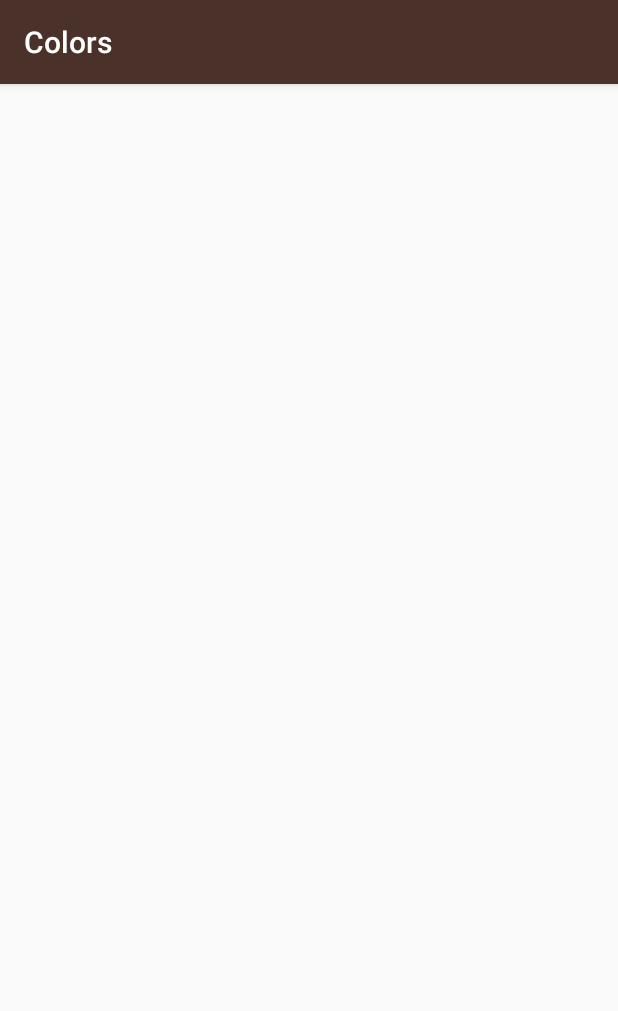
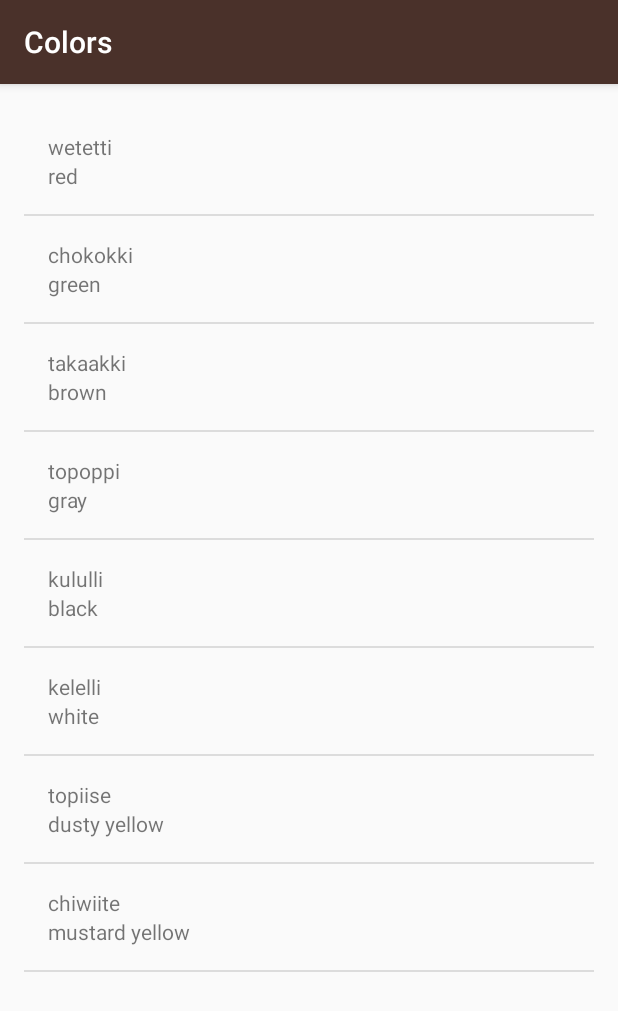
Before and after one commit to d27saurabh/Udacity_Android_Basics, an Android app: the ColorsActivity screen opened directly, with no data from a screen before it, on a phone screen of 412 x 824 dp. Shown: the top 1011 px of the screen. Run offline under Robolectric (Android 15) with nearby library versions, the phone set to English and light mode, and no system bars.

Commit message:
Update phrases, family and colors activity

```diff
--- a/ud839_Miwok-Starter-code/app/build.gradle
+++ b/ud839_Miwok-Starter-code/app/build.gradle
@@ -2,7 +2,7 @@ apply plugin: 'com.android.application'
 
 android {
     compileSdkVersion 26
-    buildToolsVersion "26.0.0-beta2"
+    buildToolsVersion '27.0.3'
 
     defaultConfig {
         applicationId "com.example.android.miwok"
--- a/ud839_Miwok-Starter-code/app/src/main/java/com/example/android/miwok/ColorsActivity.java
+++ b/ud839_Miwok-Starter-code/app/src/main/java/com/example/android/miwok/ColorsActivity.java
@@ -2,12 +2,32 @@ package com.example.android.miwok;
 
 import android.support.v7.app.AppCompatActivity;
 import android.os.Bundle;
+import android.widget.ListView;
+
+import java.util.ArrayList;
 
 public class ColorsActivity extends AppCompatActivity {
 
     @Override
     protected void onCreate(Bundle savedInstanceState) {
         super.onCreate(savedInstanceState);
-        setContentView(R.layout.activity_colors);
+        setContentView(R.layout.word_list);
+
+        ArrayList<Word> words = new ArrayList<Word>();
+        words.add(new Word("red","wetetti"));
+        words.add(new Word("green","chokokki"));
+        words.add(new Word("brown","takaakki"));
+        words.add(new Word("gray","topoppi"));
+        words.add(new Word("black","kululli"));
+        words.add(new Word("white","kelelli"));
+        words.add(new Word("dusty yellow","topiise"));
+        words.add(new Word("mustard yellow","chiwiite"));
+
+        WordAdapter itemsAdapter = new WordAdapter(this, words);
+
+        ListView listView = (ListView) findViewById(R.id.list);
+
+        listView.setAdapter(itemsAdapter);
+
     }
 }
--- a/ud839_Miwok-Starter-code/app/src/main/java/com/example/android/miwok/NumbersActivity.java
+++ b/ud839_Miwok-Starter-code/app/src/main/java/com/example/android/miwok/NumbersActivity.java
@@ -11,7 +11,7 @@ public class NumbersActivity extends AppCompatActivity {
     @Override
     protected void onCreate(Bundle savedInstanceState) {
         super.onCreate(savedInstanceState);
-        setContentView(R.layout.activity_numbers);
+        setContentView(R.layout.word_list);
 
         //Create an arraylist of string named words
         ArrayList<Word> words = new ArrayList<Word>();
--- a/ud839_Miwok-Starter-code/app/src/main/res/layout/activity_colors.xml
+++ /dev/null
@@ -1,9 +0,0 @@
-<?xml version="1.0" encoding="utf-8"?>
-<android.support.constraint.ConstraintLayout xmlns:android="http://schemas.android.com/apk/res/android"
-    xmlns:app="http://schemas.android.com/apk/res-auto"
-    xmlns:tools="http://schemas.android.com/tools"
-    android:layout_width="match_parent"
-    android:layout_height="match_parent"
-    tools:context="com.example.android.miwok.ColorsActivity">
-
-</android.support.constraint.ConstraintLayout>
--- a/ud839_Miwok-Starter-code/app/src/main/res/layout/activity_numbers.xml
+++ b/ud839_Miwok-Starter-code/app/src/main/res/layout/word_list.xml
@@ -8,5 +8,4 @@
     android:paddingBottom="@dimen/activity_vertical_margin"
     android:paddingLeft="@dimen/activity_horizontal_margin"
     android:paddingRight="@dimen/activity_horizontal_margin"
-    android:paddingTop="@dimen/activity_vertical_margin"
-    tools:context="com.example.android.miwok.NumbersActivity"/>
+    android:paddingTop="@dimen/activity_vertical_margin" />
--- a/ud839_Miwok-Starter-code/build.gradle
+++ b/ud839_Miwok-Starter-code/build.gradle
@@ -6,7 +6,7 @@ buildscript {
         google()
     }
     dependencies {
-        classpath 'com.android.tools.build:gradle:3.0.1'
+        classpath 'com.android.tools.build:gradle:3.1.3'
 
         // NOTE: Do not place your application dependencies here; they belong
         // in the individual module build.gradle files
```
Also changed, not shown: ud839_Miwok-Starter-code/app/src/main/java/com/example/android/miwok/FamilyMembersActivity.java (+24 -1 lines), ud839_Miwok-Starter-code/app/src/main/java/com/example/android/miwok/PhrasesActivity.java (+23 -1 lines), ud839_Miwok-Starter-code/app/src/main/res/layout/activity_family_members.xml (deleted, +0 -9 lines), ud839_Miwok-Starter-code/app/src/main/res/layout/activity_phrases.xml (deleted, +0 -9 lines), ud839_Miwok-Starter-code/gradle/wrapper/gradle-wrapper.properties.
